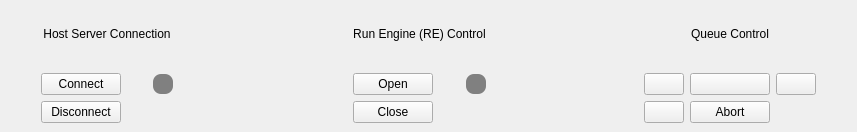
Above: src/QSviz/resources/statusbar.ui from BCDA-APS/QSview before the change. Below: the same form after it.
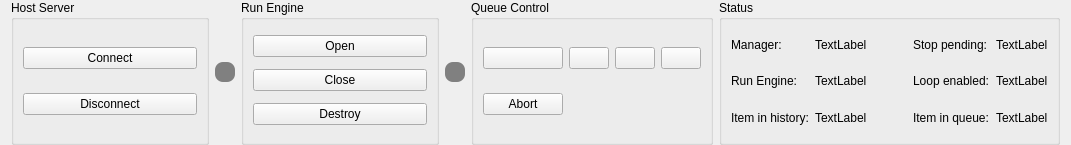
That is the form after the change. Icons and pictures are not drawn.

```diff
--- a/src/QSviz/resources/statusbar.ui
+++ b/src/QSviz/resources/statusbar.ui
@@ -6,8 +6,8 @@
    <rect>
     <x>0</x>
     <y>0</y>
-    <width>857</width>
-    <height>132</height>
+    <width>1071</width>
+    <height>145</height>
    </rect>
   </property>
   <property name="windowTitle">
@@ -21,247 +21,121 @@
     <number>0</number>
    </property>
    <item>
-    <widget class="QFrame" name="hostServerConnection">
-     <layout class="QGridLayout" name="gridLayout_3" columnstretch="2,1,1,1">
-      <property name="leftMargin">
-       <number>30</number>
-      </property>
-      <property name="topMargin">
-       <number>0</number>
-      </property>
-      <property name="rightMargin">
-       <number>30</number>
-      </property>
-      <item row="2" column="0">
-       <widget class="QPushButton" name="disconnectButton">
-        <property name="text">
-         <string>Disconnect</string>
-        </property>
-       </widget>
-      </item>
-      <item row="1" column="0">
+    <widget class="QGroupBox" name="groupBox">
+     <property name="title">
+      <string>Host Server</string>
+     </property>
+     <layout class="QGridLayout" name="gridLayout_4">
+      <item row="0" column="0">
        <widget class="QPushButton" name="connectButton">
         <property name="text">
          <string>Connect</string>
         </property>
        </widget>
       </item>
-      <item row="0" column="0" colspan="3">
-       <widget class="QLabel" name="hostServeConnectionLabel">
+      <item row="1" column="0">
+       <widget class="QPushButton" name="disconnectButton">
         <property name="text">
-         <string>Host Server Connection</string>
+         <string>Disconnect</string>
         </property>
-        <property name="alignment">
-         <set>Qt::AlignCenter</set>
-        </property>
        </widget>
       </item>
-      <item row="1" column="2">
-       <widget class="QLabel" name="label_2">
-        <property name="sizePolicy">
-         <sizepolicy hsizetype="Fixed" vsizetype="Fixed">
-          <horstretch>0</horstretch>
-          <verstretch>0</verstretch>
-         </sizepolicy>
-        </property>
-        <property name="minimumSize">
-         <size>
-          <width>20</width>
-          <height>20</height>
-         </size>
-        </property>
-        <property name="styleSheet">
-         <string notr="true">background-color: gray; border-radius: 8px;</string>
-        </property>
-        <property name="text">
-         <string/>
-        </property>
-       </widget>
-      </item>
-      <item row="1" column="3">
-       <spacer name="horizontalSpacer_3">
-        <property name="orientation">
-         <enum>Qt::Horizontal</enum>
-        </property>
-        <property name="sizeType">
-         <enum>QSizePolicy::Fixed</enum>
-        </property>
-        <property name="sizeHint" stdset="0">
-         <size>
-          <width>30</width>
-          <height>20</height>
-         </size>
-        </property>
-       </spacer>
-      </item>
-      <item row="1" column="1">
-       <spacer name="horizontalSpacer_2">
-        <property name="orientation">
-         <enum>Qt::Horizontal</enum>
-        </property>
-        <property name="sizeType">
-         <enum>QSizePolicy::Fixed</enum>
-        </property>
-        <property name="sizeHint" stdset="0">
-         <size>
-          <width>20</width>
-          <height>20</height>
-         </size>
-        </property>
-       </spacer>
-      </item>
      </layout>
     </widget>
    </item>
    <item>
-    <spacer name="horizontalSpacer_5">
-     <property name="orientation">
-      <enum>Qt::Horizontal</enum>
+    <widget class="QLabel" name="label_2">
+     <property name="sizePolicy">
+      <sizepolicy hsizetype="Fixed" vsizetype="Fixed">
+       <horstretch>0</horstretch>
+       <verstretch>0</verstretch>
+      </sizepolicy>
      </property>
-     <property name="sizeHint" stdset="0">
+     <property name="minimumSize">
       <size>
-       <width>40</width>
+       <width>20</width>
        <height>20</height>
       </size>
      </property>
-    </spacer>
+     <property name="styleSheet">
+      <string notr="true">background-color: gray; border-radius: 8px;</string>
+     </property>
+     <property name="text">
+      <string/>
+     </property>
+    </widget>
    </item>
    <item>
-    <widget class="QFrame" name="environmenControl">
-     <layout class="QGridLayout" name="gridLayout_2" columnstretch="2,1,1,1,0,0">
-      <property name="leftMargin">
-       <number>30</number>
-      </property>
-      <property name="topMargin">
-       <number>0</number>
-      </property>
-      <property name="rightMargin">
-       <number>30</number>
-      </property>
-      <item row="2" column="2">
-       <widget class="QLabel" name="label">
-        <property name="sizePolicy">
-         <sizepolicy hsizetype="Fixed" vsizetype="Fixed">
-          <horstretch>0</horstretch>
-          <verstretch>0</verstretch>
-         </sizepolicy>
-        </property>
-        <property name="minimumSize">
-         <size>
-          <width>20</width>
-          <height>20</height>
-         </size>
-        </property>
-        <property name="styleSheet">
-         <string notr="true">background-color: gray; border-radius: 8px;</string>
-        </property>
-        <property name="text">
-         <string/>
-        </property>
-        <property name="alignment">
-         <set>Qt::AlignCenter</set>
-        </property>
-        <property name="margin">
-         <number>0</number>
-        </property>
-        <property name="indent">
-         <number>-1</number>
-        </property>
-       </widget>
-      </item>
-      <item row="2" column="0">
-       <widget class="QPushButton" name="runEngineOpenButton">
-        <property name="text">
-         <string>Open</string>
-        </property>
-       </widget>
-      </item>
-      <item row="3" column="0">
+    <widget class="QGroupBox" name="groupBox_2">
+     <property name="title">
+      <string>Run Engine</string>
+     </property>
+     <layout class="QGridLayout" name="gridLayout_3">
+      <item row="1" column="0">
        <widget class="QPushButton" name="runEngineCloseButton">
         <property name="text">
          <string>Close</string>
         </property>
        </widget>
       </item>
-      <item row="0" column="0" colspan="3">
-       <widget class="QLabel" name="runEngineControlLabel">
+      <item row="2" column="0">
+       <widget class="QPushButton" name="runEngineDestroyButton">
         <property name="text">
-         <string>Run Engine (RE) Control</string>
+         <string>Destroy</string>
         </property>
-        <property name="alignment">
-         <set>Qt::AlignCenter</set>
-        </property>
        </widget>
       </item>
-      <item row="2" column="3">
-       <spacer name="horizontalSpacer_4">
-        <property name="orientation">
-         <enum>Qt::Horizontal</enum>
+      <item row="0" column="0">
+       <widget class="QPushButton" name="runEngineOpenButton">
+        <property name="text">
+         <string>Open</string>
         </property>
-        <property name="sizeType">
-         <enum>QSizePolicy::Fixed</enum>
-        </property>
-        <property name="sizeHint" stdset="0">
-         <size>
-          <width>30</width>
-          <height>20</height>
-         </size>
-        </property>
-       </spacer>
-      </item>
-      <item row="2" column="1">
-       <spacer name="horizontalSpacer">
-        <property name="orientation">
-         <enum>Qt::Horizontal</enum>
-        </property>
-        <property name="sizeType">
-         <enum>QSizePolicy::Fixed</enum>
-        </property>
-        <property name="sizeHint" stdset="0">
-         <size>
-          <width>20</width>
-          <height>20</height>
-         </size>
-        </property>
-       </spacer>
+       </widget>
       </item>
      </layout>
     </widget>
    </item>
    <item>
-    <spacer name="horizontalSpacer_6">
-     <property name="orientation">
-      <enum>Qt::Horizontal</enum>
+    <widget class="QLabel" name="label">
+     <property name="sizePolicy">
+      <sizepolicy hsizetype="Fixed" vsizetype="Fixed">
+       <horstretch>0</horstretch>
+       <verstretch>0</verstretch>
+      </sizepolicy>
      </property>
-     <property name="sizeHint" stdset="0">
+     <property name="minimumSize">
       <size>
-       <width>40</width>
+       <width>20</width>
        <height>20</height>
       </size>
      </property>
-    </spacer>
+     <property name="styleSheet">
+      <string notr="true">background-color: gray; border-radius: 8px;</string>
+     </property>
+     <property name="frameShape">
+      <enum>QFrame::NoFrame</enum>
+     </property>
+     <property name="text">
+      <string/>
+     </property>
+     <property name="alignment">
+      <set>Qt::AlignCenter</set>
+     </property>
+     <property name="margin">
+      <number>0</number>
+     </property>
+     <property name="indent">
+      <number>-1</number>
+     </property>
+    </widget>
    </item>
    <item>
-    <widget class="QFrame" name="queueControl">
-     <layout class="QGridLayout" name="gridLayout">
-      <property name="topMargin">
-       <number>0</number>
-      </property>
-      <property name="rightMargin">
-       <number>30</number>
-      </property>
-      <item row="1" column="0">
-       <widget class="QPushButton" name="queuePlayButton">
-        <property name="toolTip">
-         <string>Play</string>
-        </property>
-        <property name="icon">
-         <iconset>
-          <normaloff>play.png</normaloff>play.png</iconset>
-        </property>
-       </widget>
-      </item>
-      <item row="1" column="1">
+    <widget class="QGroupBox" name="groupBox_3">
+     <property name="title">
+      <string>Queue Control</string>
+     </property>
+     <layout class="QGridLayout" name="gridLayout_2">
+      <item row="0" column="1">
        <widget class="QPushButton" name="queuePauseButton">
         <property name="acceptDrops">
          <bool>true</bool>
@@ -275,7 +149,18 @@
         </property>
        </widget>
       </item>
-      <item row="1" column="2">
+      <item row="0" column="0">
+       <widget class="QPushButton" name="queuePlayButton">
+        <property name="toolTip">
+         <string>Play</string>
+        </property>
+        <property name="icon">
+         <iconset>
+          <normaloff>play.png</normaloff>play.png</iconset>
+        </property>
+       </widget>
+      </item>
+      <item row="0" column="2">
        <widget class="QPushButton" name="queueResumeButton">
         <property name="toolTip">
          <string>Resume</string>
@@ -286,7 +171,7 @@
         </property>
        </widget>
       </item>
-      <item row="2" column="0">
+      <item row="0" column="3">
        <widget class="QPushButton" name="queueStopButton">
         <property name="toolTip">
          <string>Stop</string>
@@ -297,7 +182,7 @@
         </property>
        </widget>
       </item>
-      <item row="2" column="1">
+      <item row="1" column="0">
        <widget class="QPushButton" name="queueAbortButton">
         <property name="toolTip">
          <string>Abort</string>
@@ -307,13 +192,118 @@
         </property>
        </widget>
       </item>
-      <item row="0" column="0" colspan="3">
-       <widget class="QLabel" name="queueControlLabel">
+     </layout>
+    </widget>
+   </item>
+   <item>
+    <widget class="QGroupBox" name="groupBox_4">
+     <property name="title">
+      <string>Status</string>
+     </property>
+     <layout class="QGridLayout" name="gridLayout">
+      <item row="2" column="1">
+       <widget class="QLabel" name="historyLabel">
         <property name="text">
-         <string>Queue Control</string>
+         <string>TextLabel</string>
         </property>
-        <property name="alignment">
-         <set>Qt::AlignCenter</set>
+       </widget>
+      </item>
+      <item row="0" column="0">
+       <widget class="QLabel" name="label_3">
+        <property name="sizePolicy">
+         <sizepolicy hsizetype="Preferred" vsizetype="Preferred">
+          <horstretch>0</horstretch>
+          <verstretch>0</verstretch>
+         </sizepolicy>
+        </property>
+        <property name="text">
+         <string>Manager:</string>
+        </property>
+       </widget>
+      </item>
+      <item row="1" column="1">
+       <widget class="QLabel" name="runengineLabel">
+        <property name="text">
+         <string>TextLabel</string>
+        </property>
+       </widget>
+      </item>
+      <item row="0" column="1">
+       <widget class="QLabel" name="manageLabel">
+        <property name="text">
+         <string>TextLabel</string>
+        </property>
+       </widget>
+      </item>
+      <item row="2" column="3">
+       <widget class="QLabel" name="label_8">
+        <property name="text">
+         <string>Item in queue:</string>
+        </property>
+       </widget>
+      </item>
+      <item row="1" column="0">
+       <widget class="QLabel" name="label_4">
+        <property name="text">
+         <string>Run Engine:</string>
+        </property>
+       </widget>
+      </item>
+      <item row="2" column="0">
+       <widget class="QLabel" name="label_5">
+        <property name="text">
+         <string>Item in history:</string>
+        </property>
+       </widget>
+      </item>
+      <item row="0" column="3">
+       <widget class="QLabel" name="label_6">
+        <property name="text">
+         <string>Stop pending:</string>
+        </property>
+       </widget>
+      </item>
+      <item row="1" column="3">
+       <widget class="QLabel" name="label_7">
+        <property name="text">
+         <string>Loop enabled:</string>
+        </property>
+       </widget>
+      </item>
+      <item row="1" column="2">
+       <spacer name="horizontalSpacer">
+        <property name="orientation">
+         <enum>Qt::Horizontal</enum>
+        </property>
+        <property name="sizeType">
+         <enum>QSizePolicy::Fixed</enum>
+        </property>
+        <property name="sizeHint" stdset="0">
+         <size>
+          <width>40</width>
+          <height>20</height>
+         </size>
+        </property>
+       </spacer>
+      </item>
+      <item row="0" column="4">
+       <widget class="QLabel" name="stopLabel">
+        <property name="text">
+         <string>TextLabel</string>
+        </property>
+       </widget>
+      </item>
+      <item row="1" column="4">
+       <widget class="QLabel" name="loopLabel">
+        <property name="text">
+         <string>TextLabel</string>
+        </property>
+       </widget>
+      </item>
+      <item row="2" column="4">
+       <widget class="QLabel" name="queueLabel">
+        <property name="text">
+         <string>TextLabel</string>
         </property>
        </widget>
       </item>
```
